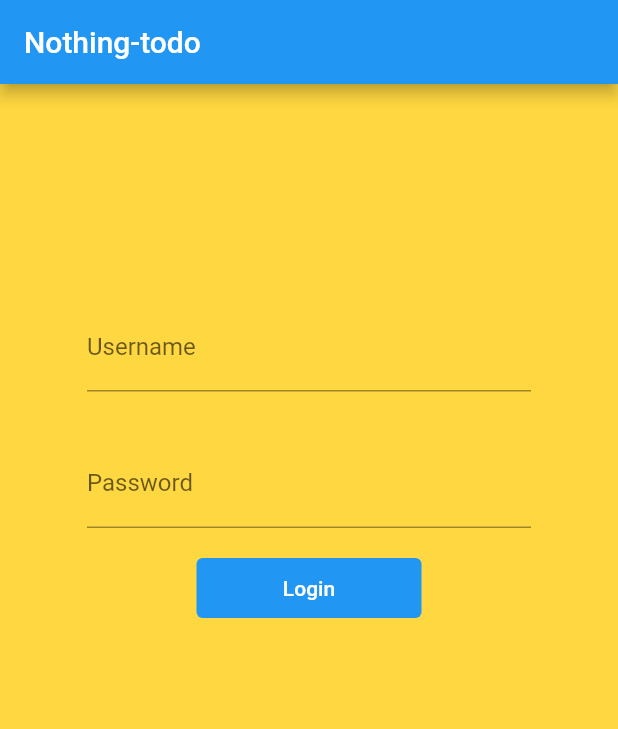
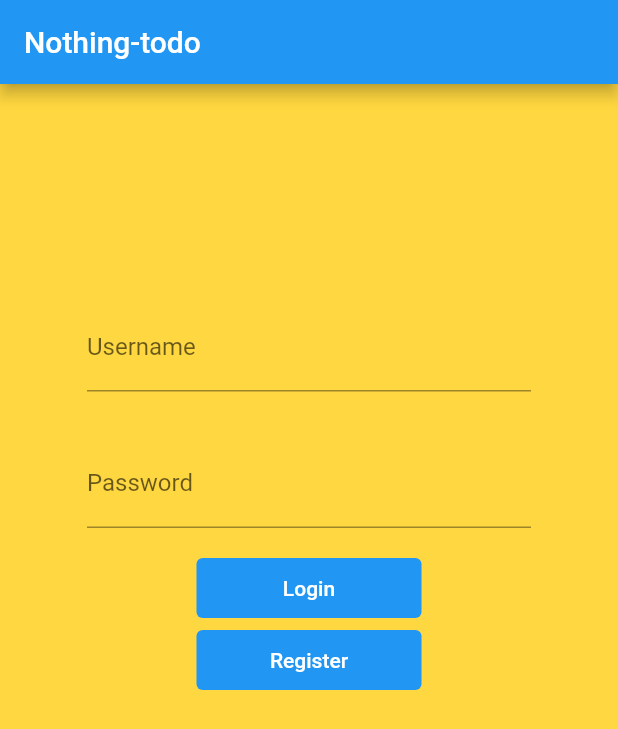
Before and after one commit to VijaySangoi/ToDo_App_flutter, a Flutter app: the screen it shows after launch, on a phone screen of 412 x 824 dp. Shown: the top 729 px of the screen. Run offline on Flutter 3.47's test engine with Material 2 defaults, Android fonts, the phone set to English and light mode, and no system bars.

Commit message:
button theme

```diff
--- a/lib/main.dart
+++ b/lib/main.dart
@@ -12,9 +12,15 @@ class MyApp extends StatelessWidget {
       title: "Login ui",
       debugShowCheckedModeBanner: false,
       theme: ThemeData(
-        primarySwatch: Colors.blue,
-        scaffoldBackgroundColor: Colors.amberAccent,
-      ),
+          primarySwatch: Colors.blue,
+          scaffoldBackgroundColor: Colors.amberAccent,
+          textButtonTheme: TextButtonThemeData(
+            style: ButtonStyle(
+              minimumSize: MaterialStateProperty.all(const Size(150, 40)),
+              foregroundColor: MaterialStateProperty.all<Color>(Colors.white),
+              backgroundColor: MaterialStateProperty.all<Color>(Colors.blue),
+            ),
+          )),
       home: LoginScreen(),
     );
   }
--- a/lib/views/auth/loginScreen.dart
+++ b/lib/views/auth/loginScreen.dart
@@ -32,15 +32,10 @@ class _LoginScreenState extends State<LoginScreen> {
             Helpers.input('Username', username, false),
             Helpers.input('Password', password, true),
             TextButton(
-              style: ButtonStyle(
-                minimumSize: MaterialStateProperty.all(const Size(150, 40)),
-                foregroundColor: MaterialStateProperty.all<Color>(Colors.white),
-                backgroundColor: MaterialStateProperty.all<Color>(Colors.blue),
-              ),
               onPressed: () {
                 var interface = api();
                 interface.postrequest(
-                    Uri.parse("http://"+server+"/api/login"), {
+                    Uri.parse("http://" + server + "/api/login"), {
                   "username": username.text,
                   "password": password.text
                 }).then((data) {
@@ -54,6 +49,7 @@ class _LoginScreenState extends State<LoginScreen> {
               },
               child: const Text('Login'),
             ),
+            TextButton(onPressed: () {}, child: const Text('Register'))
           ],
         ));
   }
```
